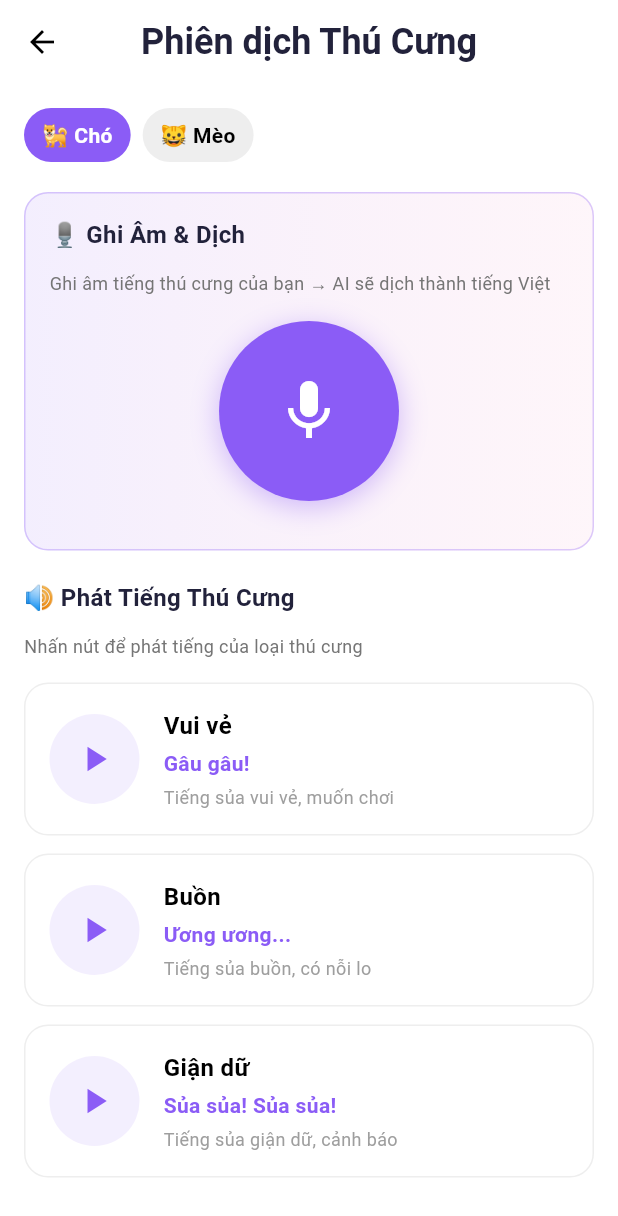
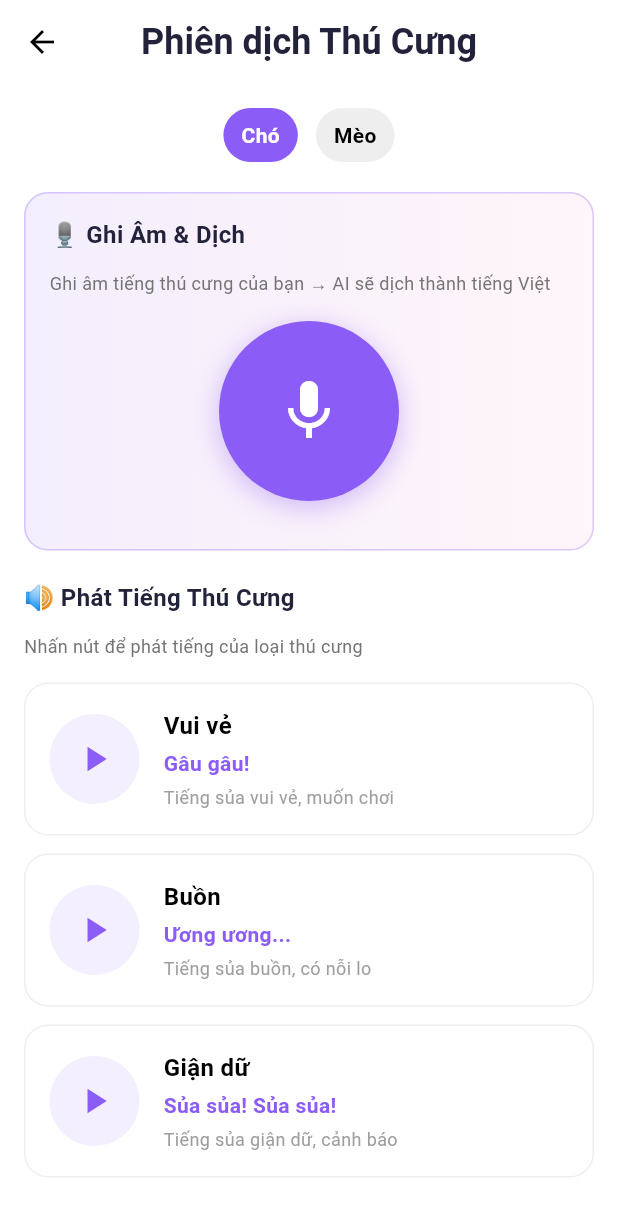
Before and after one commit to MinhHuong122/ocean_pet_mobile, a Flutter app: the TranslationScreen screen opened directly, on a phone screen of 412 x 824 dp. Shown: the top 1216 px of the screen. Run offline on Flutter 3.47's test engine with Material 3 defaults, Android fonts, the light colour scheme and no system bars; our stand-ins replace app_links, cloud_firestore, file_picker, firebase_auth, firebase_core, firebase_messaging and 19 more; missing offline and left inert: cloudinary_public, flutter_facebook_auth, flutter_sound, qr, webfeed_revised; accounts and stored records are empty; network calls fail; Roboto replaces fonts that are missing (Afacad).

Commit message:
refactor: center pet selection tabs and remove emoji icons

```diff
--- a/lib/screens/translation_screen.dart
+++ b/lib/screens/translation_screen.dart
@@ -451,13 +451,16 @@ class _TranslationScreenState extends State<TranslationScreen> {
         child: Column(
           crossAxisAlignment: CrossAxisAlignment.start,
           children: [
-            // Pet selection tabs
-            Row(
-              children: [
-                _buildPetTab('🐕 Chó', 0),
-                const SizedBox(width: 8),
-                _buildPetTab('🐱 Mèo', 1),
-              ],
+            // Pet selection tabs - centered
+            Center(
+              child: Row(
+                mainAxisAlignment: MainAxisAlignment.center,
+                children: [
+                  _buildPetTab('Chó', 0),
+                  const SizedBox(width: 12),
+                  _buildPetTab('Mèo', 1),
+                ],
+              ),
             ),
             const SizedBox(height: 20),
             // Recording and AI Translation Section
```
